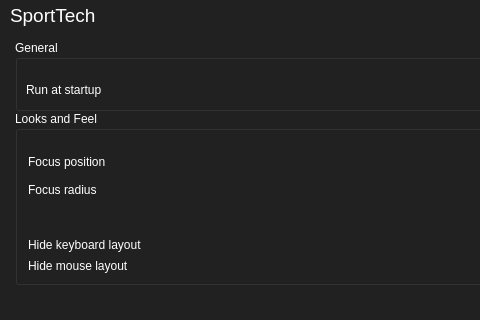
vnepogodin/GOATTech, file modules/settings/src/settings.ui: the form before one commit; both pictures show x 0 to 480 and y 0 to 320 of the 887 by 544 pixel window.
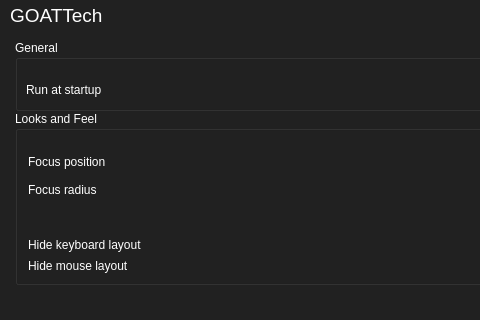
The form after the commit. Icons and pictures are not drawn.

Patch:
```diff
--- a/modules/settings/src/settings.ui
+++ b/modules/settings/src/settings.ui
@@ -768,7 +768,7 @@
          </font>
         </property>
         <property name="text">
-         <string>SportTech</string>
+         <string>GOATTech</string>
         </property>
        </widget>
       </item>
```
Left out of the diff: 2 changed lines with no effect on the pictures.
